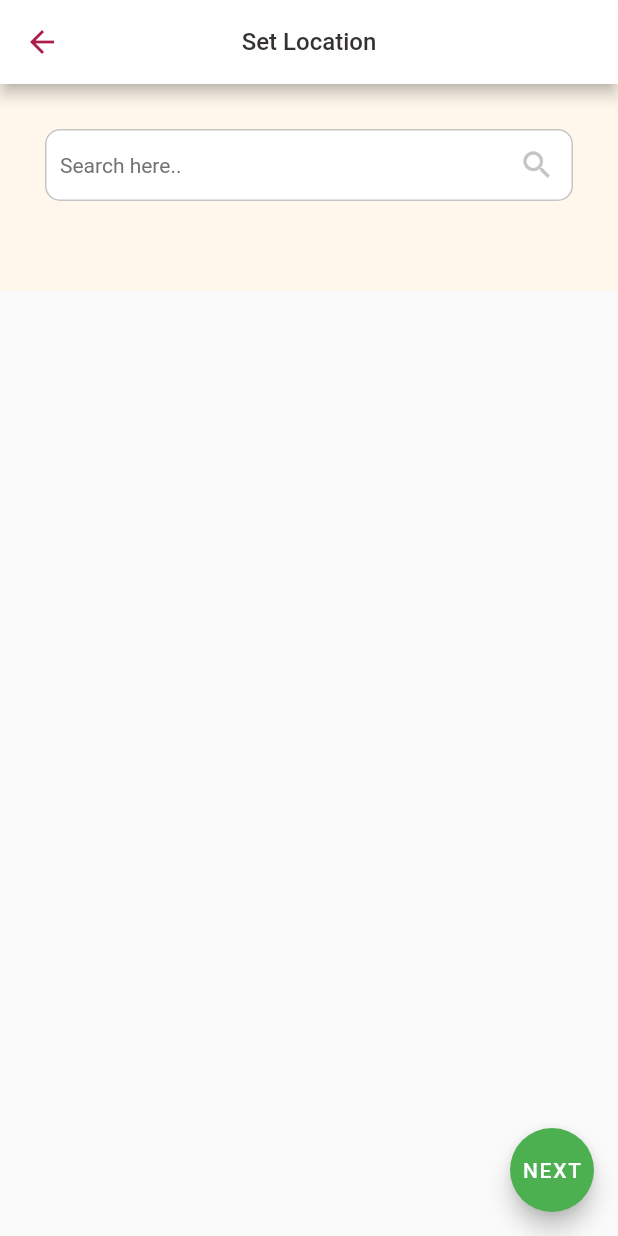
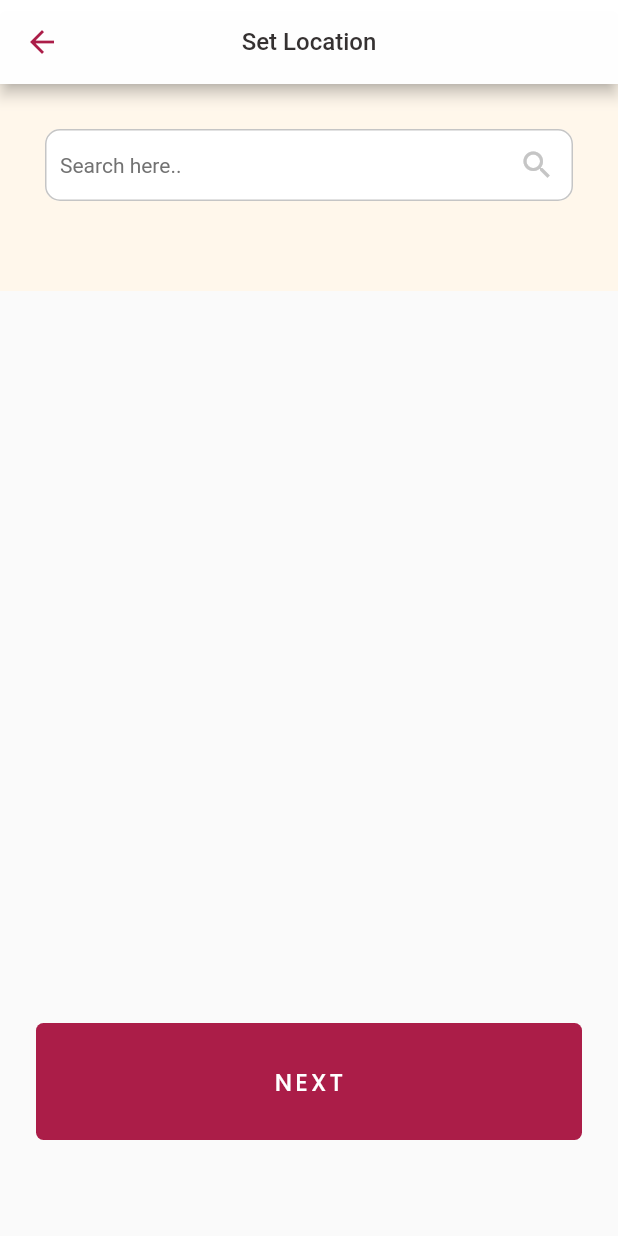
Before and after one commit to jaii041715/jerms-hackathon-2, a Flutter app: the SetLocation screen opened directly, on a phone screen of 412 x 824 dp. Run offline on Flutter 3.47's test engine with Material 2 defaults, Android fonts, the light colour scheme and no system bars; our stand-ins replace google_maps_flutter; Roboto replaces fonts that are missing (Poppins Semi Bold, Poppins-Regular).

Commit message:
feat: JERMS-0004 - setLocation with floating button

```diff
--- a/jerms_app_hackathon/lib/setLocation/setLocation.dart
+++ b/jerms_app_hackathon/lib/setLocation/setLocation.dart
@@ -70,13 +70,28 @@ class SetLocation extends StatelessWidget {
           ],
         ),
       ),
-      floatingActionButton: FloatingActionButton(
+      floatingActionButton: TextButton(
         onPressed: () {
           Navigator.push(context,
               MaterialPageRoute(builder: (context) => const Dashboard()));
         },
-        backgroundColor: Colors.green,
-        child: Text("NEXT"),
+        child: Container(
+          alignment: Alignment.bottomCenter,
+          margin: EdgeInsets.fromLTRB(32, 690, 0, 40),
+          padding: EdgeInsets.all(15),
+          width: double.infinity,
+          decoration: BoxDecoration(
+              color: Color(0xFFBAA1945),
+              borderRadius: BorderRadius.circular(5)),
+          child: Center(
+            child: Text("NEXT",
+                style: TextStyle(
+                    color: Colors.white,
+                    fontSize: 16,
+                    fontFamily: 'Poppins Medium',
+                    letterSpacing: 2)),
+          ),
+        ),
       ),
     );
   }
```
